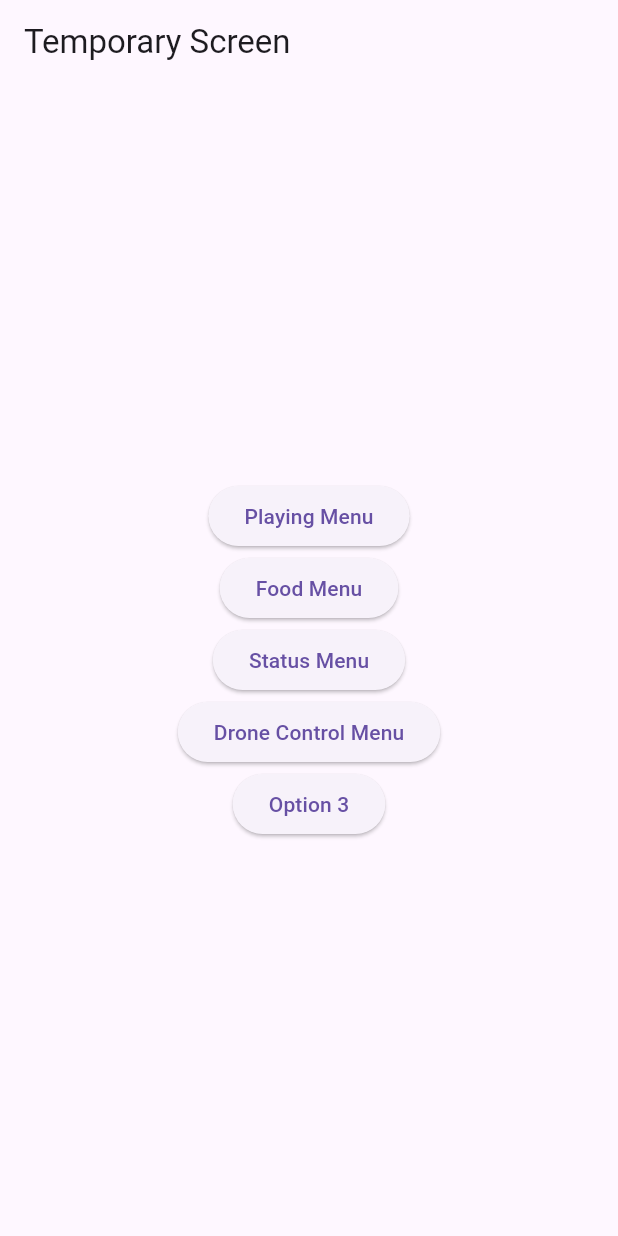
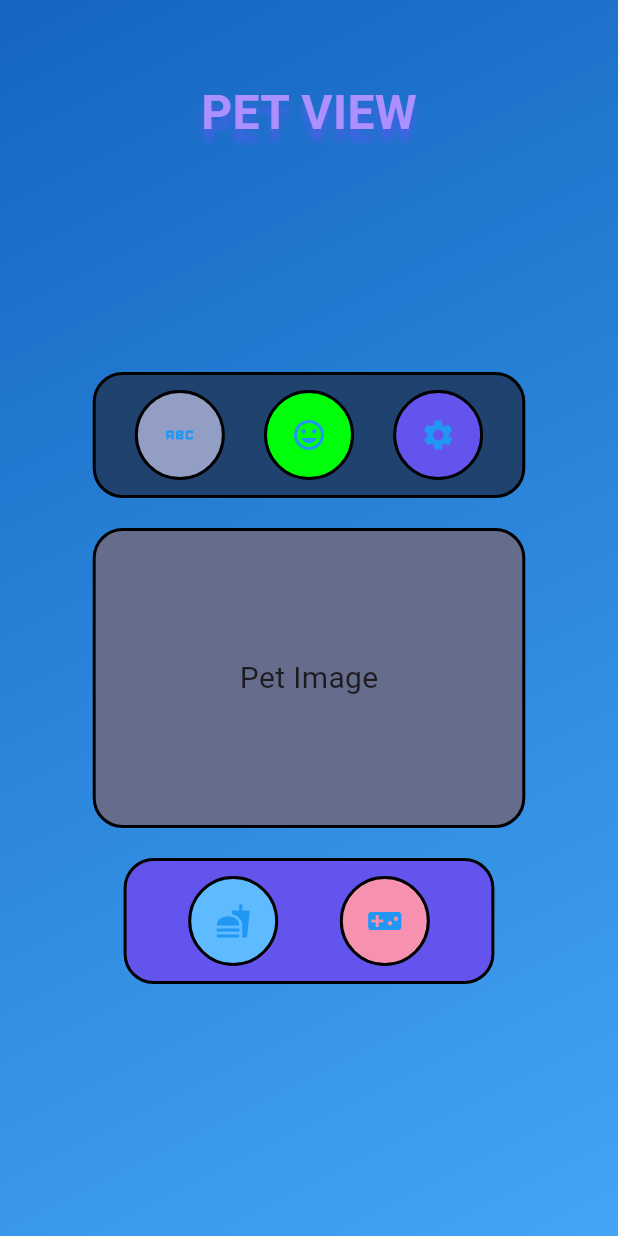
Before and after one commit to Inderjit-S/COMP-490, a Flutter app: the screen it shows after launch, on a phone screen of 412 x 824 dp. Run offline on Flutter 3.47's test engine with Material 3 defaults, Android fonts, the light colour scheme and no system bars; our stand-ins replace google_fonts.

Commit message:
added petviewscreen.dart

```diff
--- a/lib/main.dart
+++ b/lib/main.dart
@@ -1,6 +1,7 @@
 import 'package:aerogotchi/screen/homescreen.dart';
 import 'package:aerogotchi/screen/idlescreen.dart';
 import 'package:aerogotchi/screen/loginscreen.dart';
+import 'package:aerogotchi/screen/petviewscreen.dart';
 import 'package:aerogotchi/screen/playingmenuscreen.dart';
 import 'package:aerogotchi/screen/foodmenuscreen.dart';
 import 'package:aerogotchi/screen/temphomescreen.dart';
@@ -38,7 +39,7 @@ class MyApp extends StatelessWidget {
         // tested with just a hot reload.
         primarySwatch: Colors.blue,
       ),
-      home: const TempScreen(), // Temp screen to test shit out
+      home: const PetViewScreen(), // Temp screen to test shit out
       //home: const IdleScreen(),
     );
   }
--- /dev/null
+++ b/lib/screen/petviewscreen.dart
@@ -0,0 +1,205 @@
+import 'package:flutter/material.dart';
+import 'package:aerogotchi/screen/dronecontrolscreen.dart';
+import 'package:aerogotchi/screen/foodmenuscreen.dart';
+import 'playingmenuscreen.dart'; // Import PlayingMenuScreen
+import 'package:aerogotchi/screen/statusmenuscreen.dart';
+
+class PetViewScreen extends StatefulWidget {
+  const PetViewScreen({Key? key}) : super(key: key);
+
+  @override
+  _PetViewScreenState createState() => _PetViewScreenState();
+}
+
+class _PetViewScreenState extends State<PetViewScreen> {
+  @override
+  Widget build(BuildContext context) {
+    final screenWidth = MediaQuery.of(context).size.width;
+
+    return Scaffold(
+      appBar: PreferredSize(
+        preferredSize: Size.fromHeight(130.0),
+        child: AppBar(
+          backgroundColor: Colors.transparent,
+          elevation: 0,
+          flexibleSpace: Container(
+            padding: const EdgeInsets.only(top: 20.0),
+            child: Center(
+              child: Text(
+                'PET VIEW',
+                style: TextStyle(
+                  color: Color(0xFFAC90FF),
+                  fontSize: 32.0,
+                  fontWeight: FontWeight.bold,
+                  shadows: [
+                    Shadow(
+                      color: Color(0xFF4660E8),
+                      offset: Offset(0, 8),
+                      blurRadius: 6,
+                    ),
+                  ],
+                ),
+              ),
+            ),
+          ),
+        ),
+      ),
+      extendBodyBehindAppBar: true,
+      body: Stack(
+        children: [
+          Container(
+            width: double.infinity,
+            height: double.infinity,
+            decoration: BoxDecoration(
+              gradient: LinearGradient(
+                begin: Alignment.topLeft,
+                end: Alignment.bottomRight,
+                colors: [
+                  Colors.blue[800]!,
+                  Colors.blue[400]!,
+                ],
+              ),
+            ),
+          ),
+          Positioned.fill(
+            top: MediaQuery.of(context).padding.top + 80,
+            child: Column(
+              children: [
+                SizedBox(height: 0),
+                Expanded(
+                  child: Container(
+                    padding: EdgeInsets.symmetric(horizontal: 20),
+                    child: Column(
+                      mainAxisAlignment: MainAxisAlignment.center,
+                      children: [
+                        buildActionTopBox(
+                            width: screenWidth * 0.7), // 70% of screen width
+                        SizedBox(
+                            height:
+                                20), //SPACE BETWEEN IMAGE AND BUTTON BOX : TOP
+                        buildPetImageBox(width: screenWidth * 0.7), // Pet Image
+                        SizedBox(
+                            height:
+                                20), //SPACE BETWEEN IMAGE AND BUTTON BOX : BOTTOM
+                        buildBottomActionBox(
+                            width: screenWidth * 0.6), // Adjust width
+                      ],
+                    ),
+                  ),
+                ),
+              ],
+            ),
+          ),
+        ],
+      ),
+    );
+  }
+
+  Container buildActionTopBox({required double width}) {
+    return Container(
+      decoration: BoxDecoration(
+        color: Color(0xFF1F426F),
+        borderRadius: BorderRadius.circular(20),
+        border: Border.all(
+          color: Colors.black, // Black stroke
+          width: 2.0, // Thicker border
+        ),
+      ),
+      padding: EdgeInsets.symmetric(vertical: 10),
+      width: width,
+      child: Row(
+        mainAxisAlignment: MainAxisAlignment.spaceEvenly,
+        children: [
+          buildCircularButton(Icons.abc_rounded, Color(0xFF929EC4), () {
+            Navigator.push(
+              context,
+              MaterialPageRoute(builder: (context) => DroneControlScreen()),
+            );
+          }),
+          buildCircularButton(Icons.mood, Color(0xFF00FF0A), () {
+            Navigator.push(
+              context,
+              MaterialPageRoute(builder: (context) => StatusMenuScreen()),
+            );
+          }),
+          buildCircularButton(Icons.settings, Color(0xFF6354ED), () {
+            // Navigate to the temporary screen for the selected option
+          }),
+        ],
+      ),
+    );
+  }
+
+  Container buildPetImageBox({required double width}) {
+    return Container(
+      decoration: BoxDecoration(
+        color: Color(0xFF666D8C),
+        borderRadius: BorderRadius.circular(20),
+        border: Border.all(
+          color: Colors.black, // Black stroke
+          width: 2.0, // Thicker border
+        ),
+      ),
+      width: width,
+      height: 200,
+      alignment: Alignment.center,
+      child: Text(
+        'Pet Image',
+        style: TextStyle(fontSize: 20),
+      ),
+    );
+  }
+
+  Container buildBottomActionBox({required double width}) {
+    return Container(
+      decoration: BoxDecoration(
+        color: Color(0xFF6354ED),
+        borderRadius: BorderRadius.circular(20),
+        border: Border.all(
+          color: Colors.black, // Black stroke
+          width: 2.0, // Thicker border
+        ),
+      ),
+      padding: EdgeInsets.symmetric(vertical: 10),
+      width: width,
+      child: Row(
+        mainAxisAlignment: MainAxisAlignment.spaceEvenly,
+        children: [
+          buildCircularButton(Icons.fastfood, Color(0xFF5EBBFF), () {
+            Navigator.push(
+              context,
+              MaterialPageRoute(builder: (context) => FoodMenuScreen()),
+            );
+          }),
+          buildCircularButton(Icons.videogame_asset, Color(0xFFF692B0), () {
+            Navigator.push(
+              context,
+              MaterialPageRoute(builder: (context) => PlayingMenuScreen()),
+            );
+          }),
+        ],
+      ),
+    );
+  }
+
+  Widget buildCircularButton(
+      IconData iconData, Color color, VoidCallback onPressed) {
+    return Container(
+      width: 60,
+      height: 60,
+      decoration: BoxDecoration(
+        shape: BoxShape.circle,
+        color: color,
+        border: Border.all(
+          color: Colors.black, // Black stroke
+          width: 2.0, // Thicker border
+        ),
+      ),
+      child: IconButton(
+        icon: Icon(iconData),
+        onPressed: onPressed,
+        color: Colors.blue,
+      ),
+    );
+  }
+}
```
